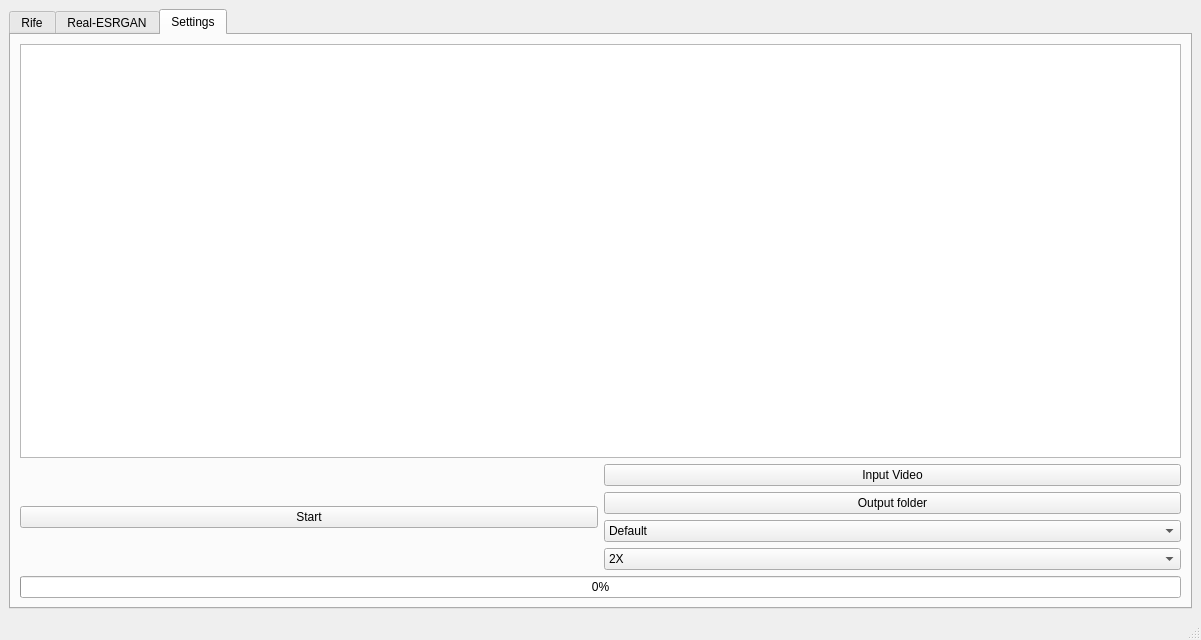
Qt form mainwindow.ui (TNTwise/REAL-Video-Enhancer) before a commit.
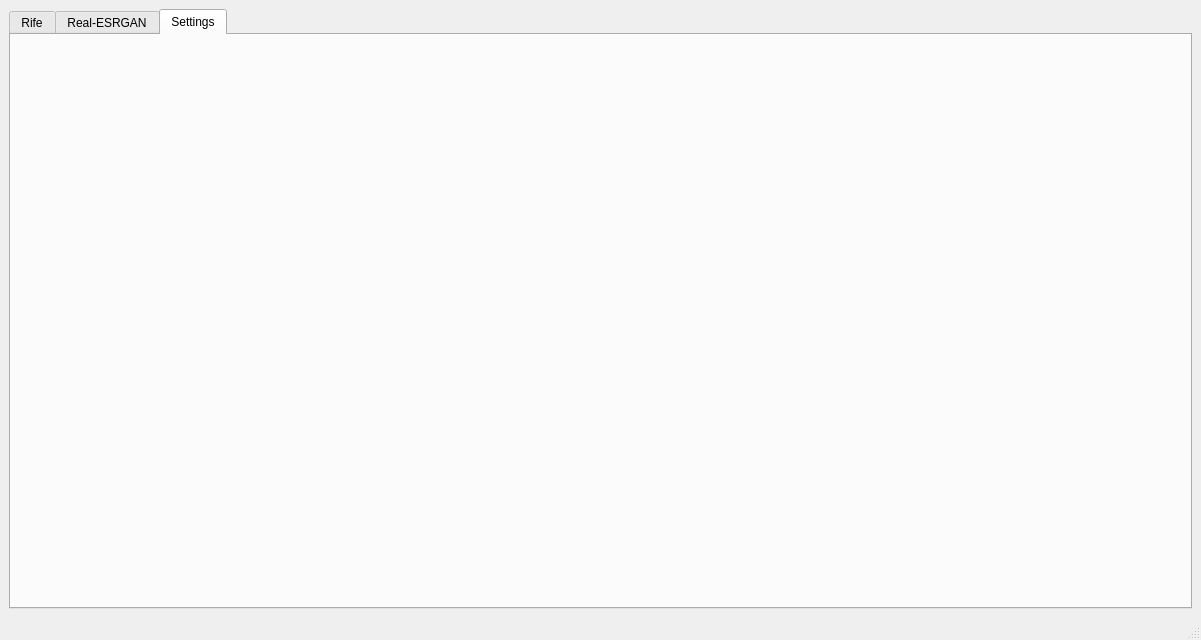
The same form after that commit. The open tabs and pages were chosen to show the change.

Patch:
```diff
--- a/mainwindow.ui
+++ b/mainwindow.ui
@@ -224,92 +224,7 @@
        <attribute name="title">
         <string>Settings</string>
        </attribute>
-       <layout class="QVBoxLayout" name="verticalLayout">
-        <item>
-         <layout class="QVBoxLayout" name="verticalLayout_2">
-          <item>
-           <layout class="QVBoxLayout" name="verticalLayout_5">
-            <item>
-             <widget class="QGraphicsView" name="putpreviewhere"/>
-            </item>
-           </layout>
-          </item>
-          <item>
-           <layout class="QHBoxLayout" name="horizontalLayout">
-            <item>
-             <layout class="QVBoxLayout" name="verticalLayout_4">
-              <item>
-               <widget class="QPushButton" name="pushButton_4">
-                <property name="text">
-                 <string>Start</string>
-                </property>
-               </widget>
-              </item>
-             </layout>
-            </item>
-            <item>
-             <layout class="QVBoxLayout" name="verticalLayout_3">
-              <item>
-               <widget class="QPushButton" name="pushButton">
-                <property name="text">
-                 <string>Input Video</string>
-                </property>
-               </widget>
-              </item>
-              <item>
-               <widget class="QPushButton" name="pushButton_3">
-                <property name="text">
-                 <string>Output folder</string>
-                </property>
-               </widget>
-              </item>
-              <item>
-               <widget class="QComboBox" name="comboBox_2">
-                <item>
-                 <property name="text">
-                  <string>Default</string>
-                 </property>
-                </item>
-                <item>
-                 <property name="text">
-                  <string>Animation</string>
-                 </property>
-                </item>
-               </widget>
-              </item>
-              <item>
-               <widget class="QComboBox" name="comboBox">
-                <item>
-                 <property name="text">
-                  <string>2X</string>
-                 </property>
-                </item>
-                <item>
-                 <property name="text">
-                  <string>3X</string>
-                 </property>
-                </item>
-                <item>
-                 <property name="text">
-                  <string>4X</string>
-                 </property>
-                </item>
-               </widget>
-              </item>
-             </layout>
-            </item>
-           </layout>
-          </item>
-          <item>
-           <widget class="QProgressBar" name="progressBar">
-            <property name="value">
-             <number>0</number>
-            </property>
-           </widget>
-          </item>
-         </layout>
-        </item>
-       </layout>
+       <layout class="QVBoxLayout" name="verticalLayout"/>
       </widget>
      </widget>
     </item>
```
Left out of the diff: 2 changed lines with no effect on the pictures.
